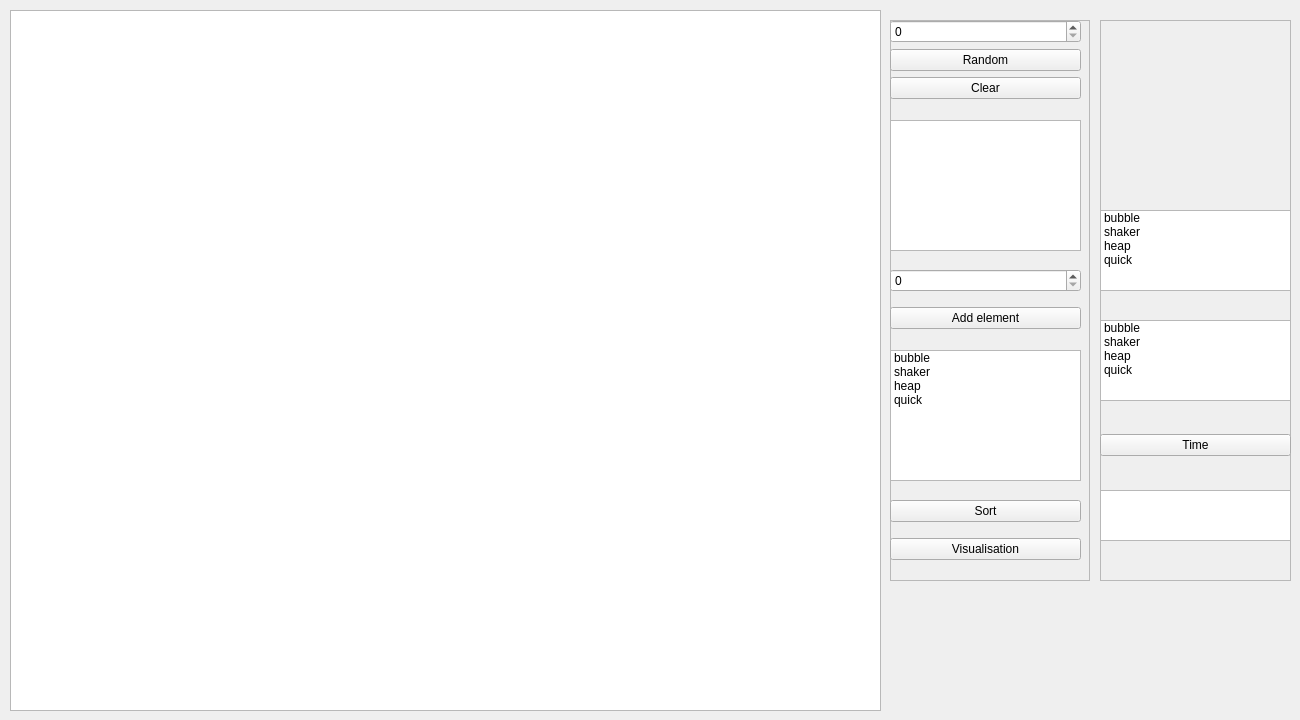
Above: 2kurs2sem2lab_oop/QT/mainwindow.ui from theRomeo505/OOP2 before the change. Below: the same form after it.
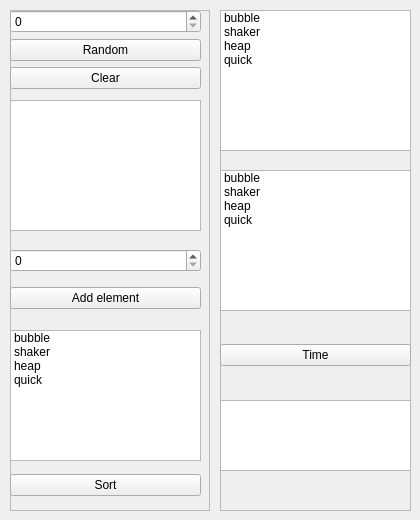
That is the form after the change.

```diff
--- a/2kurs2sem2lab_oop/QT/mainwindow.ui
+++ b/2kurs2sem2lab_oop/QT/mainwindow.ui
@@ -6,20 +6,20 @@
    <rect>
     <x>0</x>
     <y>0</y>
-    <width>1300</width>
-    <height>720</height>
+    <width>420</width>
+    <height>520</height>
    </rect>
   </property>
   <property name="minimumSize">
    <size>
-    <width>1300</width>
-    <height>720</height>
+    <width>420</width>
+    <height>520</height>
    </size>
   </property>
   <property name="maximumSize">
    <size>
-    <width>1300</width>
-    <height>720</height>
+    <width>420</width>
+    <height>520</height>
    </size>
   </property>
   <property name="windowTitle">
@@ -29,10 +29,10 @@
    <widget class="QFrame" name="frame">
     <property name="geometry">
      <rect>
-      <x>890</x>
-      <y>20</y>
+      <x>10</x>
+      <y>10</y>
       <width>200</width>
-      <height>561</height>
+      <height>501</height>
      </rect>
     </property>
     <property name="frameShape">
@@ -45,14 +45,18 @@
      <property name="geometry">
       <rect>
        <x>0</x>
-       <y>240</y>
+       <y>230</y>
        <width>191</width>
        <height>80</height>
       </rect>
      </property>
      <layout class="QVBoxLayout" name="verticalLayout_2">
       <item>
-       <widget class="QSpinBox" name="spinBox"/>
+       <widget class="QSpinBox" name="spinBox">
+        <property name="maximum">
+         <number>32767</number>
+        </property>
+       </widget>
       </item>
       <item>
        <widget class="QPushButton" name="pushButton">
@@ -67,9 +71,9 @@
      <property name="geometry">
       <rect>
        <x>0</x>
-       <y>470</y>
+       <y>460</y>
        <width>191</width>
-       <height>80</height>
+       <height>31</height>
       </rect>
      </property>
      <layout class="QVBoxLayout" name="verticalLayout_4">
@@ -80,20 +84,13 @@
         </property>
        </widget>
       </item>
-      <item>
-       <widget class="QPushButton" name="pushButton_2">
-        <property name="text">
-         <string>Visualisation</string>
-        </property>
-       </widget>
-      </item>
      </layout>
     </widget>
     <widget class="QListWidget" name="listWidget">
      <property name="geometry">
       <rect>
        <x>0</x>
-       <y>330</y>
+       <y>320</y>
        <width>191</width>
        <height>131</height>
       </rect>
@@ -123,7 +120,7 @@
      <property name="geometry">
       <rect>
        <x>0</x>
-       <y>100</y>
+       <y>90</y>
        <width>191</width>
        <height>131</height>
       </rect>
@@ -142,7 +139,7 @@
       <item>
        <widget class="QSpinBox" name="spinBox_2">
         <property name="maximum">
-         <number>10000</number>
+         <number>32767</number>
         </property>
        </widget>
       </item>
@@ -163,23 +160,13 @@
      </layout>
     </widget>
    </widget>
-   <widget class="QGraphicsView" name="graphicsView">
-    <property name="geometry">
-     <rect>
-      <x>10</x>
-      <y>10</y>
-      <width>871</width>
-      <height>701</height>
-     </rect>
-    </property>
-   </widget>
    <widget class="QFrame" name="frame_2">
     <property name="geometry">
      <rect>
-      <x>1100</x>
-      <y>20</y>
+      <x>220</x>
+      <y>10</y>
       <width>191</width>
-      <height>561</height>
+      <height>501</height>
      </rect>
     </property>
     <property name="frameShape">
@@ -192,9 +179,9 @@
      <property name="geometry">
       <rect>
        <x>0</x>
-       <y>470</y>
+       <y>390</y>
        <width>191</width>
-       <height>51</height>
+       <height>71</height>
       </rect>
      </property>
     </widget>
@@ -202,9 +189,9 @@
      <property name="geometry">
       <rect>
        <x>0</x>
-       <y>190</y>
+       <y>0</y>
        <width>191</width>
-       <height>81</height>
+       <height>141</height>
       </rect>
      </property>
      <item>
@@ -232,9 +219,9 @@
      <property name="geometry">
       <rect>
        <x>0</x>
-       <y>300</y>
+       <y>160</y>
        <width>191</width>
-       <height>81</height>
+       <height>141</height>
       </rect>
      </property>
      <item>
@@ -262,7 +249,7 @@
      <property name="geometry">
       <rect>
        <x>0</x>
-       <y>400</y>
+       <y>320</y>
        <width>191</width>
        <height>51</height>
       </rect>
```
